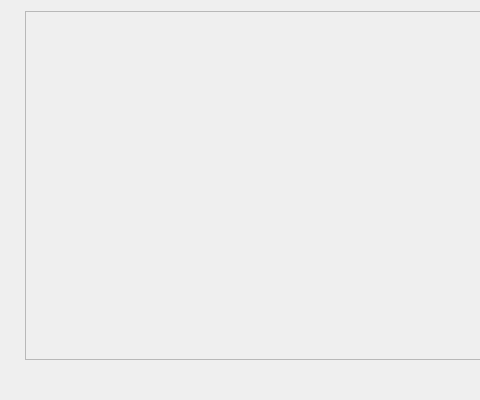
Old version of the form src/qt/forms/helpmessagedialog.ui in the repository mabtcoin/chaincoin; both pictures show x 0 to 480 and y 0 to 400 of the 800 by 400 pixel window.
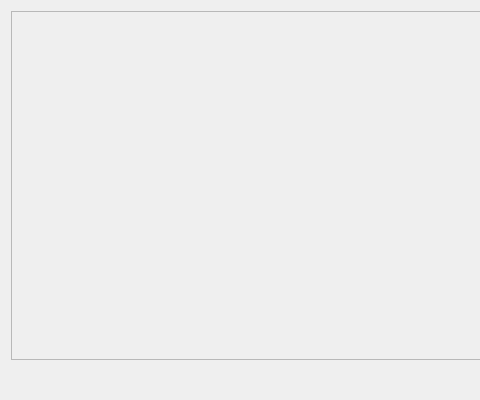
New version of the form. Icons and pictures are not drawn.

Commit message: Removed label.

```diff
--- a/src/qt/forms/helpmessagedialog.ui
+++ b/src/qt/forms/helpmessagedialog.ui
@@ -18,20 +18,7 @@
   <property name="windowTitle">
    <string>Chaincoin Core - Command-line options</string>
   </property>
-  <layout class="QHBoxLayout" name="horizontalLayout_2">
-   <item>
-    <widget class="QLabel" name="graphic">
-     <property name="sizePolicy">
-      <sizepolicy hsizetype="Preferred" vsizetype="Ignored">
-       <horstretch>0</horstretch>
-       <verstretch>0</verstretch>
-      </sizepolicy>
-     </property>
-     <property name="pixmap">
-      <pixmap resource="../dash.qrc">:/images/about</pixmap>
-     </property>
-    </widget>
-   </item>
+  <layout class="QVBoxLayout" name="verticalLayout_3">
    <item>
     <layout class="QVBoxLayout" name="verticalLayout">
      <item>
@@ -47,8 +34,8 @@
          <rect>
           <x>0</x>
           <y>0</y>
-          <width>659</width>
-          <height>348</height>
+          <width>763</width>
+          <height>345</height>
          </rect>
         </property>
         <layout class="QVBoxLayout" name="verticalLayout_2">
```
Left out of the diff: 4 changed lines with no effect on the pictures.
